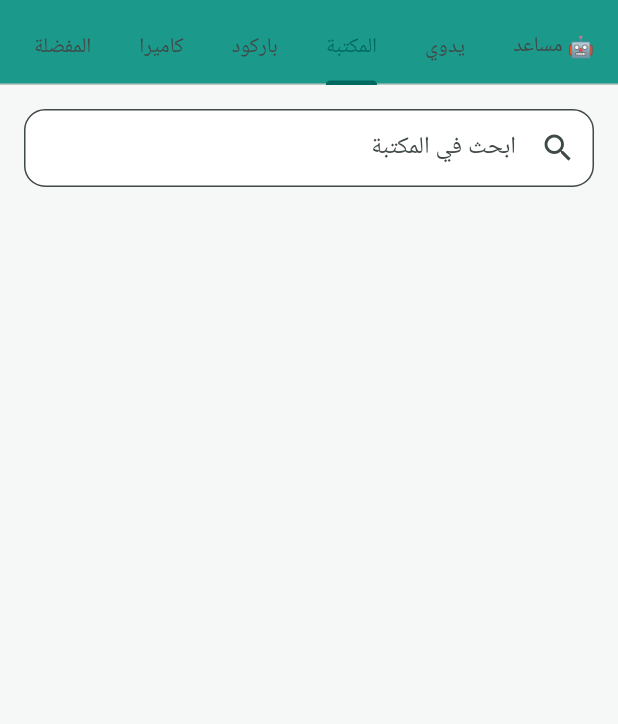
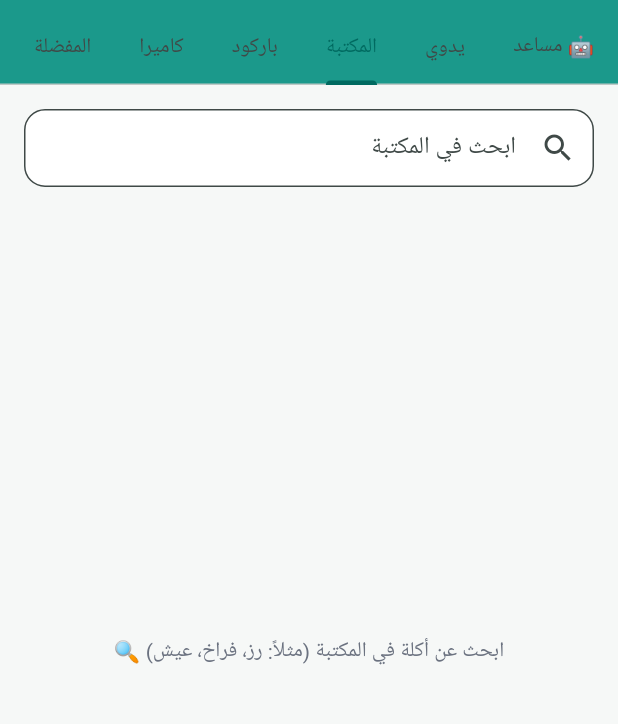
Before and after one commit to mahanafy95/reshaqa, a Flutter app: the LogFoodScreen screen opened directly, tab 3 chosen, on a phone screen of 412 x 824 dp, the part 143-867 px from its top. Run offline on Flutter 3.47's test engine with Material 3 defaults, Android fonts, the phone set to English and light mode, and no system bars; our stand-ins replace dio, fl_chart, flutter_local_notifications, flutter_secure_storage, flutter_timezone, google_sign_in and 7 more; missing offline and left inert: google_mlkit_text_recognition, home_widget, mobile_scanner; accounts and stored records are empty; network calls fail.

Commit message:
Mobile UX: edit validation, library empty state, report retry
- Home edit-food: reject empty/zero/negative amount or negative calories with
  a clear message instead of silently saving junk.
- Library tab: real empty state (search hint vs "no results") instead of a blank list.
- Weekly/monthly reports: retry button on load failure + show spinner on retry.

Ships as a silent Shorebird patch to 1.6.8+15.

Co-Authored-By: Claude Opus 4.8 <noreply@anthropic.com>

```diff
--- a/mobile/lib/screens/log_food_screen.dart
+++ b/mobile/lib/screens/log_food_screen.dart
@@ -468,7 +468,20 @@ class _LibraryTabState extends State<_LibraryTab> {
         ),
         if (_loading) const LinearProgressIndicator(),
         Expanded(
-          child: ListView.builder(
+          child: (_results.isEmpty && !_loading)
+              ? Center(
+                  child: Padding(
+                    padding: const EdgeInsets.all(24),
+                    child: Text(
+                      _q.text.trim().isEmpty
+                          ? 'ابحث عن أكلة في المكتبة (مثلاً: رز، فراخ، عيش) 🔍'
+                          : 'مفيش نتائج للبحث ده — جرّب اسم تاني أو سجّله يدوي 🙂',
+                      textAlign: TextAlign.center,
+                      style: TextStyle(color: mutedColor(context)),
+                    ),
+                  ),
+                )
+              : ListView.builder(
             itemCount: _results.length,
             itemBuilder: (_, i) {
               final f = _results[i];
```
Also changed, not shown: mobile/lib/screens/home_screen.dart (+8 -2 lines), mobile/lib/screens/reports_screen.dart (+26 -2 lines).
